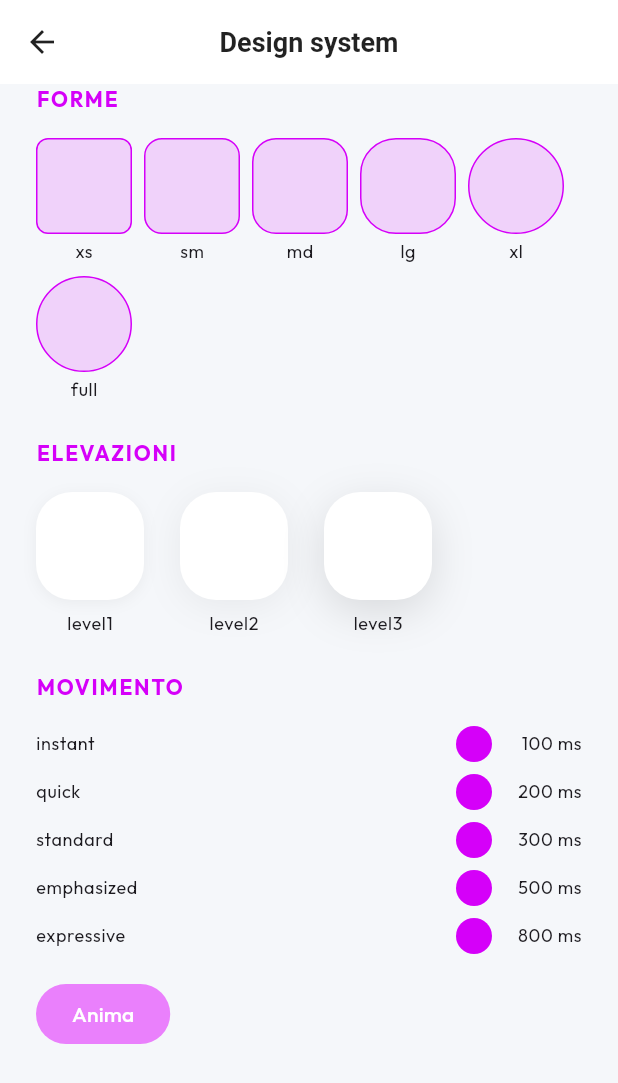
After one commit to SimoFerre98/GymFlow, a Flutter app: the DesignCatalogScreen screen opened directly, scrolled down 576 dp, after a tap on "Anima", on a phone screen of 412 x 824 dp. The commit adds this screen. Shown: the top 1083 px of the screen. Run offline on Flutter 3.47's test engine with Material 3 defaults, Android fonts, the phone set to English and light mode, and no system bars; our stand-ins replace cloud_firestore, firebase_auth, firebase_core, firebase_storage, fl_chart, flutter_map and 10 more; missing offline and left inert: add_2_calendar, health; accounts and stored records are empty; generated files the repository leaves out were written again.

Commit message:
US-033: fonda l'infrastruttura dei token Material 3 Expressive
Nove delle dieci storie di EP-005 dipendono da questa: prima di scrivere
widget serviva decidere da dove arrivano i token e come vengono letti.

La decisione e in docs/adr/001-material-3-expressive.md, fondata su dati
misurati e non su impressioni: cosa esiste davvero nell'SDK, e stato dei
package candidati su pub.dev. Due fatti hanno deciso per l'approccio
ibrido: m3e_buttons richiede Dart ^3.11.1 mentre il progetto e su
3.10.7, e la famiglia m3e_* e tutta 0.x con adozione bassa. motor e
l'eccezione, con 238 like e 77k download mensili, e resta raccomandato
per il motion di US-036.

Colore, durate e curve dai token nativi; spaziature, forme ed elevazioni
interni; componenti interni.

Tutti i token passano da un'unica ThemeExtension, ExpressiveTokens,
registrata in entrambi i temi e letta con context.expressive. I widget
non sanno da dove arriva un token: e questo che rende la sostituzione
futura un lavoro su un file solo. Se l'estensione manca si ottengono i
default invece di un errore, cosi un widget non si rompe in un albero
senza tema completo.

Aggiunge un catalogo dei token protetto da kDebugMode, con le durate
mostrate animandole: un numero in millisecondi non dice come si
percepisce un movimento.

Dieci test sul contratto e non sui valori: monotonia delle scale,
provenienza delle durate dai token nativi, default in assenza
dell'estensione. I test passano da 15 a 25.

Aggiunge test/flutter_test_config.dart, che disattiva il recupero dei
font a runtime: AppTheme costruisce la tipografia con GoogleFonts, che
senza rete faceva fallire i test per un motivo estraneo a cio che
verificavano. Vale per tutti i test futuri.

````diff
--- a/lib/src/core/theme/app_theme.dart
+++ b/lib/src/core/theme/app_theme.dart
@@ -1,5 +1,7 @@
 import 'package:flutter/material.dart';
 import 'package:google_fonts/google_fonts.dart';
+
+import 'expressive_tokens.dart';
 
 class AppTheme {
   // Cyber Gym Palette
@@ -46,6 +48,8 @@ class AppTheme {
         primaryColor,
       ),
       elevatedButtonTheme: _elevatedButtonTheme(primaryColor),
+      // Token del design system Expressive: vedi docs/adr/001-material-3-expressive.md
+      extensions: const <ThemeExtension<dynamic>>[ExpressiveTokens()],
     );
   }
 
@@ -82,6 +86,8 @@ class AppTheme {
         primaryColor,
       ),
       elevatedButtonTheme: _elevatedButtonTheme(primaryColor),
+      // Token del design system Expressive: vedi docs/adr/001-material-3-expressive.md
+      extensions: const <ThemeExtension<dynamic>>[ExpressiveTokens()],
       cardTheme: CardThemeData(
         color: darkSurface,
         elevation: 4,
--- /dev/null
+++ b/lib/src/core/theme/expressive_tokens.dart
@@ -0,0 +1,214 @@
+import 'package:flutter/material.dart';
+
+/// Token del design system Material 3 Expressive.
+///
+/// Punto unico da cui i widget leggono spaziature, raggi, elevazioni e
+/// movimento. I widget non sanno da dove arriva un token: che sia nativo di
+/// Flutter, definito qui o fornito da un package, la lettura e sempre
+///
+/// ```dart
+/// final t = context.expressive;
+/// Padding(padding: EdgeInsets.all(t.spacing.md), ...)
+/// ```
+///
+/// Perche esiste: Flutter non supporta Material 3 Expressive e non lo sta
+/// sviluppando. Le decisioni su cosa prendere da dove sono in
+/// `docs/adr/001-material-3-expressive.md`. Quando arrivera il supporto
+/// ufficiale, la migrazione sara la riscrittura di questo file: i widget che
+/// leggono i token non vanno toccati.
+///
+/// Cosa NON va qui: costanti che servono a una sola schermata. Questo e il
+/// vocabolario condiviso del design system, non un contenitore di valori.
+@immutable
+class ExpressiveTokens extends ThemeExtension<ExpressiveTokens> {
+  const ExpressiveTokens({
+    this.spacing = const ExpressiveSpacing(),
+    this.shape = const ExpressiveShape(),
+    this.elevation = const ExpressiveElevation(),
+    this.motion = const ExpressiveMotion(),
+  });
+
+  final ExpressiveSpacing spacing;
+  final ExpressiveShape shape;
+  final ExpressiveElevation elevation;
+  final ExpressiveMotion motion;
+
+  @override
+  ExpressiveTokens copyWith({
+    ExpressiveSpacing? spacing,
+    ExpressiveShape? shape,
+    ExpressiveElevation? elevation,
+    ExpressiveMotion? motion,
+  }) {
+    return ExpressiveTokens(
+      spacing: spacing ?? this.spacing,
+      shape: shape ?? this.shape,
+      elevation: elevation ?? this.elevation,
+      motion: motion ?? this.motion,
+    );
+  }
+
+  /// I token sono costanti e non dipendono dal tema, quindi non c'e nulla da
+  /// interpolare durante un cambio di tema.
+  @override
+  ExpressiveTokens lerp(ThemeExtension<ExpressiveTokens>? other, double t) {
+    if (other is! ExpressiveTokens) return this;
+    return t < 0.5 ? this : other;
+  }
+}
+
+/// Scala delle spaziature, in multipli di 4.
+///
+/// Usare la scala invece di valori liberi e cio che rende coerente la
+/// spaziatura fra schermate scritte in momenti diversi.
+@immutable
+class ExpressiveSpacing {
+  const ExpressiveSpacing();
+
+  /// 4 — distanza fra un'icona e la sua etichetta.
+  double get xs => 4;
+
+  /// 8 — separazione fra elementi affini.
+  double get sm => 8;
+
+  /// 16 — padding interno standard, distanza fra card adiacenti.
+  double get md => 16;
+
+  /// 20 — padding interno delle card grandi.
+  double get lg => 20;
+
+  /// 24 — margine di schermata.
+  double get xl => 24;
+
+  /// 32 — separazione fra sezioni.
+  double get xxl => 32;
+
+  /// 100 — spazio in coda alle liste, per non finire sotto la barra flottante.
+  double get bottomInset => 100;
+}
+
+/// Raggi di curvatura e forme.
+///
+/// Material 3 Expressive privilegia forme marcate: i raggi sono piu generosi
+/// di quelli di Material 3 standard. La libreria completa delle 35 forme e
+/// il morphing arriveranno con US-035; qui ci sono i raggi che servono
+/// oggi ai contenitori.
+@immutable
+class ExpressiveShape {
+  const ExpressiveShape();
+
+  double get radiusXs => 8;
+  double get radiusSm => 12;
+  double get radiusMd => 16;
+  double get radiusLg => 24;
+  double get radiusXl => 32;
+
+  /// Pillola: raggio abbastanza grande da rendere semicircolari i lati corti.
+  double get radiusFull => 999;
+
+  BorderRadius get cornerXs => BorderRadius.circular(radiusXs);
+  BorderRadius get cornerSm => BorderRadius.circular(radiusSm);
+  BorderRadius get cornerMd => BorderRadius.circular(radiusMd);
+  BorderRadius get cornerLg => BorderRadius.circular(radiusLg);
+  BorderRadius get cornerXl => BorderRadius.circular(radiusXl);
+  BorderRadius get cornerFull => BorderRadius.circular(radiusFull);
+
+  /// Forma delle card del design system.
+  RoundedRectangleBorder get card =>
+      RoundedRectangleBorder(borderRadius: cornerLg);
+
+  /// Forma dei contenitori a pillola: chip, pulsanti compatti, badge.
+  RoundedRectangleBorder get pill =>
+      RoundedRectangleBorder(borderRadius: cornerFull);
+}
+
+/// Ombre dei contenitori.
+///
+/// Espresse come liste di [BoxShadow] invece che come quote di elevazione
+/// perche l'app costruisce le proprie superfici con [BoxDecoration] anziche
+/// con [Material].
+@immutable
+class ExpressiveElevation {
+  const ExpressiveElevation();
+
+  /// Nessuna ombra: superfici a filo.
+  List<BoxShadow> get none => const [];
+
+  /// Distacco appena percettibile: elementi selezionabili a riposo.
+  List<BoxShadow> level1(Color shadow) => [
+    BoxShadow(
+      color: shadow.withValues(alpha: 0.05),
+      blurRadius: 8,
+      offset: const Offset(0, 2),
+    ),
+  ];
+
+  /// Card e contenitori: il livello piu usato.
+  List<BoxShadow> level2(Color shadow) => [
+    BoxShadow(
+      color: shadow.withValues(alpha: 0.06),
+      blurRadius: 20,
+      offset: const Offset(0, 4),
+    ),
+  ];
+
+  /// Elementi flottanti: barra di navigazione, overlay del timer.
+  List<BoxShadow> level3(Color shadow) => [
+    BoxShadow(
+      color: shadow.withValues(alpha: 0.12),
+      blurRadius: 24,
+      offset: const Offset(0, 8),
+    ),
+  ];
+}
+
+/// Durate e curve del movimento.
+///
+/// Rimanda ai token nativi [Durations] ed [Easing], che Flutter fornisce: qui
+/// c'e solo la mappatura fra intenzione ("una transizione di schermata") e
+/// token ("extralong2"), cosi che scegliere una durata non sia un gesto
+/// arbitrario ripetuto in ogni widget.
+///
+/// Il movimento fisico a molla, che Material 3 Expressive introduce e Flutter
+/// non ha, arrivera con US-036 valutando il package `motor`.
+@immutable
+class ExpressiveMotion {
+  const ExpressiveMotion();
+
+  /// 100 ms — reazione immediata al tocco.
+  Duration get instant => Durations.short2;
+
+  /// 200 ms — cambio di stato di un controllo.
+  Duration get quick => Durations.short4;
+
+  /// 300 ms — comparsa o scomparsa di un elemento.
+  Duration get standard => Durations.medium2;
+
+  /// 500 ms — transizione fra sezioni.
+  Duration get emphasized => Durations.long2;
+
+  /// 800 ms — movimento espressivo, usato con parsimonia.
+  Duration get expressive => Durations.extralong2;
+
+  /// Curva predefinita: parte decisa e si posa dolcemente.
+  Curve get standardCurve => Easing.standard;
+
+  /// Ingresso di un elemento.
+  Curve get enter => Easing.standardDecelerate;
+
+  /// Uscita di un elemento.
+  Curve get exit => Easing.standardAccelerate;
+
+  /// Movimento marcato, per le transizioni che devono farsi notare.
+  Curve get emphasizedCurve => Easing.emphasizedDecelerate;
+}
+
+/// Accesso ai token dal contesto.
+///
+/// Se l'estensione non e registrata nel tema si ottengono i valori di
+/// default invece di un errore: un widget non deve rompersi perche e stato
+/// inserito in un albero senza tema completo, per esempio in un test.
+extension ExpressiveTokensContext on BuildContext {
+  ExpressiveTokens get expressive =>
+      Theme.of(this).extension<ExpressiveTokens>() ?? const ExpressiveTokens();
+}
--- /dev/null
+++ b/lib/src/ui/screens/design_catalog_screen.dart
@@ -0,0 +1,338 @@
+import 'package:flutter/foundation.dart';
+import 'package:flutter/material.dart';
+
+import '../../core/theme/expressive_tokens.dart';
+
+/// Catalogo dei token del design system, visibile solo nelle build di debug.
+///
+/// Serve a due cose: vedere i token invece di immaginarli quando si sceglie
+/// quale usare, e accorgersi subito se una modifica al design system rompe
+/// qualcosa. Man mano che EP-005 aggiunge forme, componenti e movimento,
+/// questa schermata cresce con loro.
+///
+/// L'accesso e protetto da [kDebugMode]: nelle build di release la voce non
+/// compare nel menu e la schermata non e raggiungibile.
+class DesignCatalogScreen extends StatelessWidget {
+  const DesignCatalogScreen({super.key});
+
+  /// Vero solo nelle build di debug: usato da chi mostra la voce di menu.
+  static bool get isAvailable => kDebugMode;
+
+  @override
+  Widget build(BuildContext context) {
+    final t = context.expressive;
+    final scheme = Theme.of(context).colorScheme;
+
+    return Scaffold(
+      appBar: AppBar(title: const Text('Design system')),
+      body: ListView(
+        padding: EdgeInsets.all(t.spacing.xl),
+        children: [
+          _Section(title: 'Colore', children: [_ColorRoles(scheme: scheme)]),
+          _Section(title: 'Spaziature', children: [_SpacingScale(tokens: t)]),
+          _Section(title: 'Forme', children: [_ShapeScale(tokens: t)]),
+          _Section(
+            title: 'Elevazioni',
+            children: [_ElevationScale(tokens: t, scheme: scheme)],
+          ),
+          _Section(title: 'Movimento', children: [_MotionScale(tokens: t)]),
+          SizedBox(height: t.spacing.bottomInset),
+        ],
+      ),
+    );
+  }
+}
+
+class _Section extends StatelessWidget {
+  const _Section({required this.title, required this.children});
+
+  final String title;
+  final List<Widget> children;
+
+  @override
+  Widget build(BuildContext context) {
+    final t = context.expressive;
+    return Column(
+      crossAxisAlignment: CrossAxisAlignment.start,
+      children: [
+        Padding(
+          padding: EdgeInsets.only(top: t.spacing.xl, bottom: t.spacing.md),
+          child: Text(
+            title.toUpperCase(),
+            style: Theme.of(context).textTheme.labelLarge?.copyWith(
+              letterSpacing: 1.2,
+              fontWeight: FontWeight.bold,
+              color: Theme.of(context).colorScheme.primary,
+            ),
+          ),
+        ),
+        ...children,
+      ],
+    );
+  }
+}
+
+class _ColorRoles extends StatelessWidget {
+  const _ColorRoles({required this.scheme});
+
+  final ColorScheme scheme;
+
+  @override
+  Widget build(BuildContext context) {
+    final t = context.expressive;
+    final roles = <String, Color>{
+      'primary': scheme.primary,
+      'onPrimary': scheme.onPrimary,
+      'secondary': scheme.secondary,
+      'surface': scheme.surface,
+      'onSurface': scheme.onSurface,
+      'error': scheme.error,
+    };
+
+    return Wrap(
+      spacing: t.spacing.sm,
+      runSpacing: t.spacing.sm,
+      children: roles.entries.map((e) {
+        return Column(
+          mainAxisSize: MainAxisSize.min,
+          children: [
+            Container(
+              width: 72,
+              height: 48,
+              decoration: BoxDecoration(
+                color: e.value,
+                borderRadius: t.shape.cornerSm,
+                border: Border.all(
+                  color: scheme.onSurface.withValues(alpha: 0.15),
+                ),
+              ),
+            ),
+            SizedBox(height: t.spacing.xs),
+            SizedBox(
+              width: 72,
+              child: Text(
+                e.key,
+                style: Theme.of(context).textTheme.bodySmall,
+                textAlign: TextAlign.center,
+                overflow: TextOverflow.ellipsis,
+              ),
+            ),
+          ],
+        );
+      }).toList(),
+    );
+  }
+}
+
+class _SpacingScale extends StatelessWidget {
+  const _SpacingScale({required this.tokens});
+
+  final ExpressiveTokens tokens;
+
+  @override
+  Widget build(BuildContext context) {
+    final s = tokens.spacing;
+    final steps = <String, double>{
+      'xs': s.xs,
+      'sm': s.sm,
+      'md': s.md,
+      'lg': s.lg,
+      'xl': s.xl,
+      'xxl': s.xxl,
+    };
+
+    return Column(
+      children: steps.entries.map((e) {
+        return Padding(
+          padding: EdgeInsets.only(bottom: s.sm),
+          child: Row(
+            children: [
+              SizedBox(
+                width: 44,
+                child: Text(e.key, style: Theme.of(context).textTheme.bodySmall),
+              ),
+              Container(
+                width: e.value,
+                height: 20,
+                decoration: BoxDecoration(
+                  color: Theme.of(context).colorScheme.primary,
+                  borderRadius: tokens.shape.cornerXs,
+                ),
+              ),
+              SizedBox(width: s.sm),
+              Text(
+                '${e.value.toStringAsFixed(0)} dp',
+                style: Theme.of(context).textTheme.bodySmall,
+              ),
+            ],
+          ),
+        );
+      }).toList(),
+    );
+  }
+}
+
+class _ShapeScale extends StatelessWidget {
+  const _ShapeScale({required this.tokens});
+
+  final ExpressiveTokens tokens;
+
+  @override
+  Widget build(BuildContext context) {
+    final sh = tokens.shape;
+    final shapes = <String, BorderRadius>{
+      'xs': sh.cornerXs,
+      'sm': sh.cornerSm,
+      'md': sh.cornerMd,
+      'lg': sh.cornerLg,
+      'xl': sh.cornerXl,
+      'full': sh.cornerFull,
+    };
+
+    return Wrap(
+      spacing: tokens.spacing.sm,
+      runSpacing: tokens.spacing.sm,
+      children: shapes.entries.map((e) {
+        return Column(
+          mainAxisSize: MainAxisSize.min,
+          children: [
+            Container(
+              width: 64,
+              height: 64,
+              decoration: BoxDecoration(
+                color: Theme.of(
+                  context,
+                ).colorScheme.primary.withValues(alpha: 0.15),
+                borderRadius: e.value,
+                border: Border.all(color: Theme.of(context).colorScheme.primary),
+              ),
+            ),
+            SizedBox(height: tokens.spacing.xs),
+            Text(e.key, style: Theme.of(context).textTheme.bodySmall),
+          ],
+        );
+      }).toList(),
+    );
+  }
+}
+
+class _ElevationScale extends StatelessWidget {
+  const _ElevationScale({required this.tokens, required this.scheme});
+
+  final ExpressiveTokens tokens;
+  final ColorScheme scheme;
+
+  @override
+  Widget build(BuildContext context) {
+    final el = tokens.elevation;
+    final levels = <String, List<BoxShadow>>{
+      'level1': el.level1(scheme.shadow),
+      'level2': el.level2(scheme.shadow),
+      'level3': el.level3(scheme.shadow),
+    };
+
+    return Wrap(
+      spacing: tokens.spacing.xl,
+      runSpacing: tokens.spacing.xl,
+      children: levels.entries.map((e) {
+        return Column(
+          mainAxisSize: MainAxisSize.min,
+          children: [
+            Container(
+              width: 72,
+              height: 72,
+              decoration: BoxDecoration(
+                color: Theme.of(context).cardColor,
+                borderRadius: tokens.shape.cornerLg,
+                boxShadow: e.value,
+              ),
+            ),
+            SizedBox(height: tokens.spacing.sm),
+            Text(e.key, style: Theme.of(context).textTheme.bodySmall),
+          ],
+        );
+      }).toList(),
+    );
+  }
+}
+
+/// Mostra le durate facendole vedere: ogni barra percorre la propria
+/// larghezza nel tempo del token, cosi la differenza si osserva invece di
+/// doverla immaginare leggendo un numero.
+class _MotionScale extends StatefulWidget {
+  const _MotionScale({required this.tokens});
+
+  final ExpressiveTokens tokens;
+
+  @override
+  State<_MotionScale> createState() => _MotionScaleState();
+}
+
+class _MotionScaleState extends State<_MotionScale> {
+  bool _moved = false;
+
+  @override
+  Widget build(BuildContext context) {
+    final t = widget.tokens;
+    final m = t.motion;
+    final durations = <String, Duration>{
+      'instant': m.instant,
+      'quick': m.quick,
+      'standard': m.standard,
+      'emphasized': m.emphasized,
+      'expressive': m.expressive,
+    };
+
+    return Column(
+      crossAxisAlignment: CrossAxisAlignment.start,
+      children: [
+        ...durations.entries.map((e) {
+          return Padding(
+            padding: EdgeInsets.only(bottom: t.spacing.sm),
+            child: Row(
+              children: [
+                SizedBox(
+                  width: 92,
+                  child: Text(
+                    e.key,
+                    style: Theme.of(context).textTheme.bodySmall,
+                  ),
+                ),
+                Expanded(
+                  child: Align(
+                    alignment: _moved
+                        ? Alignment.centerRight
+                        : Alignment.centerLeft,
+                    child: AnimatedContainer(
+                      duration: e.value,
+                      curve: m.standardCurve,
+                      width: 24,
+                      height: 24,
+                      decoration: BoxDecoration(
+                        color: Theme.of(context).colorScheme.primary,
+                        borderRadius: t.shape.cornerFull,
+                      ),
+                    ),
+                  ),
+                ),
+                SizedBox(
+                  width: 60,
+                  child: Text(
+                    '${e.value.inMilliseconds} ms',
+                    style: Theme.of(context).textTheme.bodySmall,
+                    textAlign: TextAlign.right,
+                  ),
+                ),
+              ],
+            ),
+          );
+        }),
+        SizedBox(height: t.spacing.sm),
+        FilledButton.tonal(
+          onPressed: () => setState(() => _moved = !_moved),
+          child: const Text('Anima'),
+        ),
+      ],
+    );
+  }
+}
--- a/lib/src/ui/widgets/app_drawer.dart
+++ b/lib/src/ui/widgets/app_drawer.dart
@@ -3,6 +3,7 @@
 import 'package:gymflow/src/services/auth_service.dart';
 import 'package:gymflow/src/core/providers/localization_provider.dart';
 
+import 'package:gymflow/src/ui/screens/design_catalog_screen.dart';
 import 'package:gymflow/src/ui/screens/settings_screen.dart';
 import 'package:gymflow/src/ui/screens/gamification_screen.dart';
 import 'package:gymflow/src/ui/screens/connect_friend_screen.dart';
@@ -166,6 +167,26 @@
                     );
                   },
                 ),
+
+                // Catalogo del design system: solo nelle build di debug.
+                if (DesignCatalogScreen.isAvailable) ...[
+                  const SizedBox(height: 8),
+                  _buildDrawerItem(
+                    context,
+                    icon: Icons.palette_outlined,
+                    title: 'Design system',
+                    color: Colors.indigo,
+                    onTap: () {
+                      Navigator.pop(context);
+                      Navigator.push(
+                        context,
+                        MaterialPageRoute(
+                          builder: (_) => const DesignCatalogScreen(),
+                        ),
+                      );
+                    },
+                  ),
+                ],
               ],
             ),
           ),
````
Also changed, not shown: 6 other files.
